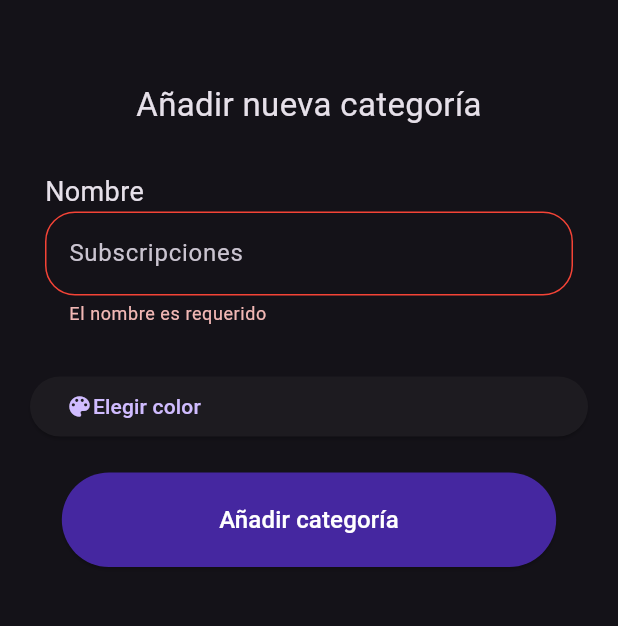
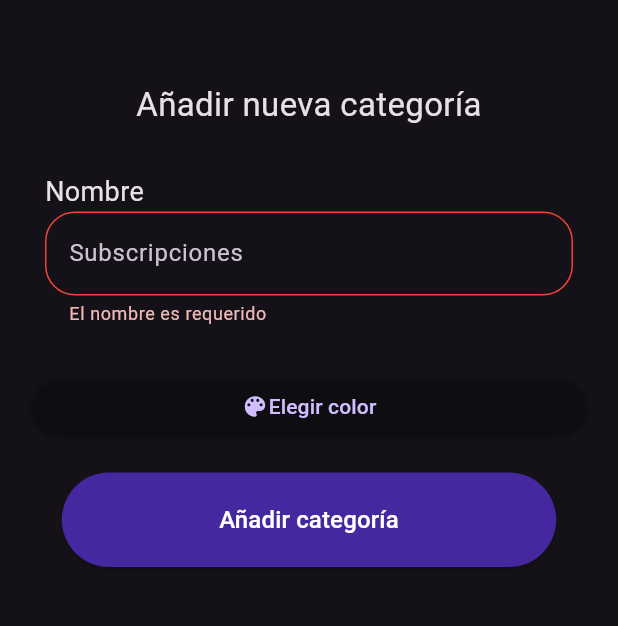
Before and after one commit to Lopez15-Hub/pollux-test, a Flutter app: the CategoryForm screen opened directly, after a tap on "Añadir categoría", on a phone screen of 412 x 824 dp, the part 63-689 px from its top. Run offline on Flutter 3.47's test engine with Material 3 defaults, Android fonts, the light colour scheme and no system bars; our stand-ins replace bloc, fl_chart, flutter_bloc, flutter_colorpicker, sqflite; accounts and stored records are empty.

```diff
--- a/lib/core/bloc/category/category_bloc.dart
+++ b/lib/core/bloc/category/category_bloc.dart
@@ -30,7 +30,7 @@ class CategoryBloc extends Bloc<CategoryEvent, CategoryState> {
       try {
         final newCategory = ExpenseCategory(
           name: event.values["name"],
-          color: event.values["color"],
+          color: int.parse(event.values["color"]),
         );
         await repository.model.create(newCategory);
         emit(CategoryCreated(recreated: event.recreate));
--- a/lib/core/bloc/color_picker/color_picker_cubit.dart
+++ b/lib/core/bloc/color_picker/color_picker_cubit.dart
@@ -8,6 +8,7 @@ class ColorPickerCubit extends Cubit<dynamic> {
   void showColorPicker(
       BuildContext context, void Function(Color?) onChangeColor) {
     showDialog(
+
         context: context,
         builder: (context) {
           return CustomColorPicker(
--- a/lib/presentation/views/category_form/category_form_view.dart
+++ b/lib/presentation/views/category_form/category_form_view.dart
@@ -1,15 +1,12 @@
 import 'package:flutter/material.dart';
 import 'package:flutter_bloc/flutter_bloc.dart';
 import 'package:pollux_test/core/bloc/category/category_bloc.dart';
-import 'package:pollux_test/core/bloc/color_picker/color_picker_cubit.dart';
-import 'package:pollux_test/core/bloc/input_capture/input_capture_cubit.dart';
 import 'package:pollux_test/core/bloc/navigator/navigator_cubit.dart';
 import 'package:pollux_test/core/bloc/snackbar/snackbar_cubit.dart';
 import 'package:pollux_test/core/data/enums/snackbar_type_enum.dart';
 import 'package:pollux_test/core/data/models/expense_category_model.dart';
-import 'package:pollux_test/presentation/widgets/app/custom_input_widget.dart';
 import 'package:pollux_test/presentation/widgets/app/custom_appbar_widget.dart';
-import 'package:pollux_test/presentation/widgets/app/custom_elevated_button_widget.dart';
+import 'package:pollux_test/presentation/widgets/category_form/category_form_input_group_widget.dart';
 
 class CategoryForm extends StatelessWidget {
   const CategoryForm({super.key, this.categoryData});
@@ -17,11 +14,8 @@ class CategoryForm extends StatelessWidget {
   @override
   Widget build(BuildContext context) {
     final GlobalKey<FormState> formKey = GlobalKey<FormState>();
-    final categoryBloc = BlocProvider.of<CategoryBloc>(context);
     final snackbarCubit = BlocProvider.of<SnackbarCubit>(context);
     final navigatorCubit = BlocProvider.of<NavigatorCubit>(context);
-    final colorPickerCubit = BlocProvider.of<ColorPickerCubit>(context);
-    final inputCaptureCubit = BlocProvider.of<InputCaptureCubit>(context);
 
     return Scaffold(
       appBar: const CustomAppbar(),
@@ -33,10 +27,12 @@ class CategoryForm extends StatelessWidget {
             navigatorCubit.pop(context);
           }
           if (state is CategoryCreated) {
-            final message = state.recreated
-                ? "Categoría restaurada"
-                : "Categoría creada exitosamente";
-            snackbarCubit.show(context, message, SnackbarType.success);
+            snackbarCubit.show(
+                context,
+                state.recreated
+                    ? "Categoría restaurada"
+                    : "Categoría creada exitosamente",
+                SnackbarType.success);
             navigatorCubit.pop(context);
           }
           if (state is CategoryError) {
@@ -58,55 +54,8 @@ class CategoryForm extends StatelessWidget {
                 ),
                 Form(
                   key: formKey,
-                  child: Column(
-                    children: [
-                      CustomInput(
-                        defaultValue: categoryData?.name ?? "",
-                        label: "Nombre",
-                        inputName: "name",
-                        placeholder: "Subscripciones",
-                        validator: (data) =>
-                            data!.isEmpty ? "El nombre es requerido" : null,
-                      ),
-                      Container(
-                        margin: const EdgeInsets.symmetric(vertical: 20),
-                        child: ElevatedButton(
-                            onPressed: () => colorPickerCubit
-                                    .showColorPicker(context, (color) {
-                                  inputCaptureCubit.state["color"] = color?.value;
-                                }),
-                            child: const Row(
-                              children: [
-                                Icon(Icons.color_lens),
-                                Text("Elegir color"),
-                              ],
-                            )),
-                      ),
-                      BlocBuilder<InputCaptureCubit, Map<String, dynamic>>(
-                        builder: (context, state) {
-                          return CustomElevatedButton(
-                            title: categoryData != null
-                                ? "Editar categoría"
-                                : "Añadir categoría",
-                            onPressed: () {
-                              if (formKey.currentState!.validate()) {
-                                if (state["color"] == null) {
-                                  snackbarCubit.show(context,
-                                      "Especifica un color", SnackbarType.error);
-                                } else {
-                                  categoryData != null
-                                      ? categoryBloc.add(EditCategoryRequested(
-                                          categoryData!.id!, state, categoryData!))
-                                      : categoryBloc
-                                          .add(CreateCategoryRequested(state));
-                                }
-                              }
-                            },
-                          );
-                        },
-                      )
-                    ],
-                  ),
+                  child: CategoryFormInputGroup(
+                      categoryData: categoryData, formKey: formKey),
                 ),
               ],
             ),
--- a/lib/presentation/widgets/bills/expense_item_widget.dart
+++ b/lib/presentation/widgets/bills/expense_item_widget.dart
@@ -3,7 +3,6 @@ import 'package:flutter_bloc/flutter_bloc.dart';
 import 'package:pollux_test/core/bloc/bills/bills_bloc.dart';
 import 'package:pollux_test/core/bloc/navigator/navigator_cubit.dart';
 import 'package:pollux_test/core/data/models/expense_response_model.dart';
-import 'package:pollux_test/core/helpers/format_amount_helper.dart';
 import 'package:pollux_test/core/helpers/format_money_helper.dart';
 import 'package:pollux_test/presentation/views/expense_form/expense_form_view.dart';
 
--- /dev/null
+++ b/lib/presentation/widgets/category_form/category_form_input_group_widget.dart
@@ -0,0 +1,40 @@
+import 'package:flutter/material.dart';
+import 'package:flutter_bloc/flutter_bloc.dart';
+import 'package:pollux_test/core/bloc/category/category_bloc.dart';
+import 'package:pollux_test/core/data/models/expense_category_model.dart';
+import 'package:pollux_test/presentation/widgets/app/custom_input_widget.dart';
+import 'package:pollux_test/presentation/widgets/category_form/category_submit_button_widget.dart';
+import 'package:pollux_test/presentation/widgets/category_form/color_picker_button_widget.dart';
+
+class CategoryFormInputGroup extends StatelessWidget {
+  const CategoryFormInputGroup({
+    super.key,
+    required this.categoryData,
+    required this.formKey,
+  });
+
+  final ExpenseCategory? categoryData;
+  final GlobalKey<FormState> formKey;
+
+  @override
+  Widget build(BuildContext context) {
+        final categoryBloc = BlocProvider.of<CategoryBloc>(context);
+
+    return Column(
+      children: [
+        CustomInput(
+          defaultValue: categoryData?.name ?? "",
+          label: "Nombre",
+          inputName: "name",
+          placeholder: "Subscripciones",
+          validator: (data) => data!.isEmpty ? "El nombre es requerido" : null,
+        ),
+        const ColorPickerButton(),
+        CategorySubmitButton(
+            categoryData: categoryData,
+            formKey: formKey,
+            categoryBloc: categoryBloc)
+      ],
+    );
+  }
+}
--- /dev/null
+++ b/lib/presentation/widgets/category_form/category_submit_button_widget.dart
@@ -0,0 +1,47 @@
+import 'package:flutter/material.dart';
+import 'package:flutter_bloc/flutter_bloc.dart';
+import 'package:pollux_test/core/bloc/category/category_bloc.dart';
+import 'package:pollux_test/core/bloc/input_capture/input_capture_cubit.dart';
+import 'package:pollux_test/core/bloc/snackbar/snackbar_cubit.dart';
+import 'package:pollux_test/core/data/enums/snackbar_type_enum.dart';
+import 'package:pollux_test/core/data/models/expense_category_model.dart';
+import 'package:pollux_test/presentation/widgets/app/custom_elevated_button_widget.dart';
+
+class CategorySubmitButton extends StatelessWidget {
+  const CategorySubmitButton({
+    super.key,
+    required this.categoryData,
+    required this.formKey,
+    required this.categoryBloc,
+  });
+
+  final ExpenseCategory? categoryData;
+  final GlobalKey<FormState> formKey;
+  final CategoryBloc categoryBloc;
+
+  @override
+  Widget build(BuildContext context) {
+    final snackbarCubit = BlocProvider.of<SnackbarCubit>(context);
+
+    return BlocBuilder<InputCaptureCubit, Map<String, dynamic>>(
+      builder: (context, state) {
+        return CustomElevatedButton(
+          title: categoryData != null ? "Editar categoría" : "Añadir categoría",
+          onPressed: () {
+            if (formKey.currentState!.validate()) {
+              if (state["color"] == null) {
+                snackbarCubit.show(
+                    context, "Especifica un color", SnackbarType.error);
+              } else {
+                categoryData != null
+                    ? categoryBloc.add(EditCategoryRequested(
+                        categoryData!.id!, state, categoryData!))
+                    : categoryBloc.add(CreateCategoryRequested(state));
+              }
+            }
+          },
+        );
+      },
+    );
+  }
+}
--- /dev/null
+++ b/lib/presentation/widgets/category_form/color_picker_button_widget.dart
@@ -0,0 +1,47 @@
+import 'package:flutter/material.dart';
+import 'package:flutter_bloc/flutter_bloc.dart';
+import 'package:pollux_test/core/bloc/color_picker/color_picker_cubit.dart';
+import 'package:pollux_test/core/bloc/input_capture/input_capture_cubit.dart';
+
+class ColorPickerButton extends StatelessWidget {
+  const ColorPickerButton({
+    super.key,
+  });
+
+  @override
+  Widget build(BuildContext context) {
+    final colorPickerCubit = BlocProvider.of<ColorPickerCubit>(context);
+    final inputCaptureCubit = BlocProvider.of<InputCaptureCubit>(context);
+
+    return BlocBuilder<InputCaptureCubit, Map<String, dynamic>>(
+      builder: (context, state) {
+        return Container(
+          margin: const EdgeInsets.symmetric(vertical: 20),
+          child: Column(
+            children: [
+              ElevatedButton(
+                style: ElevatedButton.styleFrom(
+                    backgroundColor: state["color"] != null
+                        ? Color(int.parse(state["color"]))
+                        : Colors.transparent),
+                onPressed: () =>
+                    colorPickerCubit.showColorPicker(context, (color) {
+                  inputCaptureCubit.record("color", color!.value.toString());
+                }),
+                child: Row(
+                  mainAxisAlignment: MainAxisAlignment.center,
+                  children: [
+                    const Icon(Icons.color_lens),
+                    Text(state["color"] != null
+                        ? "R: ${Color(int.parse(state["color"])).red} G:${Color(int.parse(state["color"])).green} B:${Color(int.parse(state["color"])).blue}"
+                        : "Elegir color"),
+                  ],
+                ),
+              )
+            ],
+          ),
+        );
+      },
+    );
+  }
+}
--- a/lib/presentation/widgets/expense_form/category_selector_widget.dart
+++ b/lib/presentation/widgets/expense_form/category_selector_widget.dart
@@ -40,7 +40,7 @@ class CategorySelector extends StatelessWidget {
                         onChanged: (value) =>
                             inputCaptureCubit.record("category", value),
                         currentValue:
-                            defaultValue ?? inputCaptureState["category"],
+                            inputCaptureState["category"] ?? defaultValue,
                         entries: [
                           const DropdownMenuItem(
                             value: "null",
```
Also changed, not shown: lib/core/bloc/categories_stats/categories_stats_cubit.dart (+3 -13 lines), lib/core/bloc/snackbar/snackbar_cubit.dart (+19 -5 lines), lib/presentation/views/expense_form/expense_form_view.dart (+3 -50 lines), lib/presentation/widgets/expense_form/expense_form_input_group_widget.dart (added, +41 -0 lines), lib/presentation/widgets/expense_form/submit_expense_button_widget.dart (added, +38 -0 lines).
